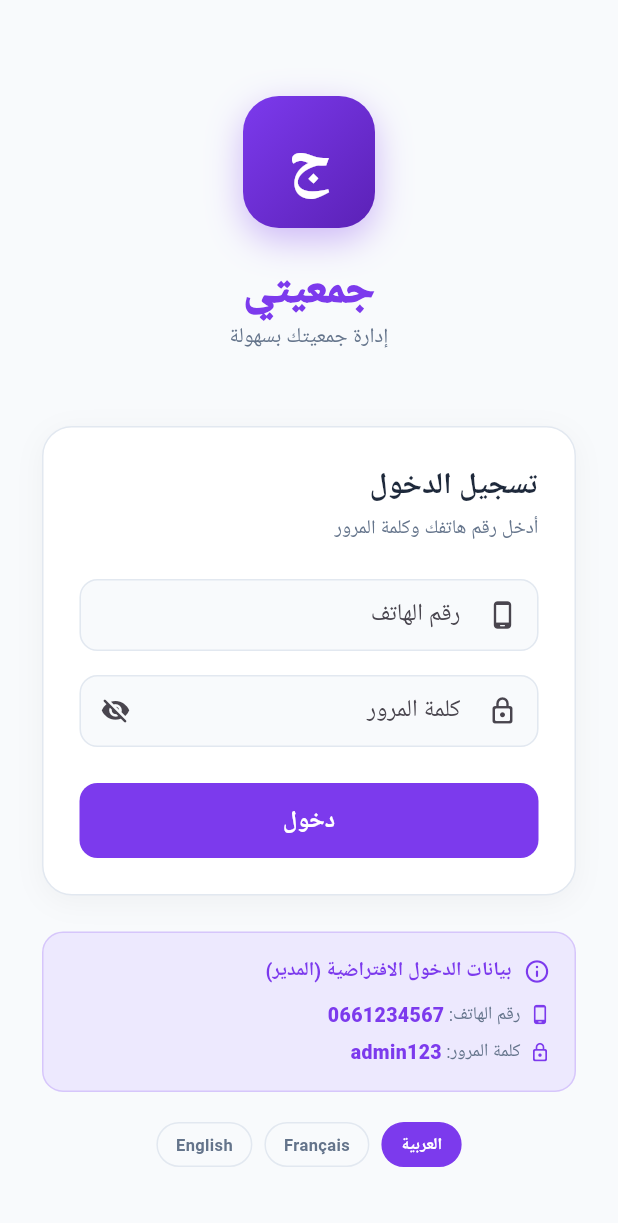
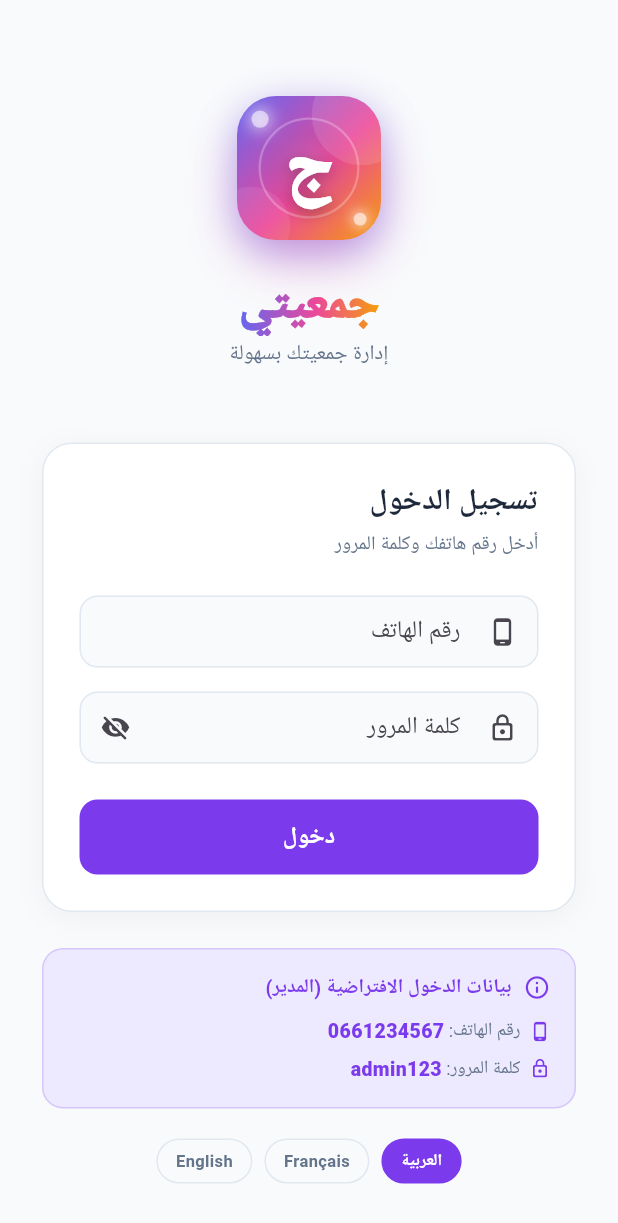
Before and after one commit to abdleke/abdleke, a Flutter app: the screen it shows after launch, on a phone screen of 412 x 824 dp. Shown: the top 1223 px of the screen. Run offline on Flutter 3.47's test engine with Material 3 defaults, Android fonts, the phone set to English and light mode, and no system bars; our stand-ins replace google_fonts, shared_preferences, supabase_flutter; accounts and stored records are empty; network calls fail; Roboto replaces fonts that are missing (Cairo).

Commit message:
feat: redesign logo with vivid indigo-pink-gold gradient
New AppLogo widget replaces the plain purple square with a layered
design: 3-stop gradient (indigo → pink → amber), decorative circles,
inner glow ring, light sparks, and the ج letter with shadow depth.
App title uses matching ShaderMask gradient on login screen.

Co-Authored-By: Claude Sonnet 4.6 <noreply@anthropic.com>
Claude-Session: https://claude.ai/code/session_01U4KHGEAmhrbooZthxBNNVh

```diff
--- a/app/lib/screens/login_screen.dart
+++ b/app/lib/screens/login_screen.dart
@@ -4,6 +4,7 @@ import 'package:provider/provider.dart';
 import '../providers/app_provider.dart';
 import '../l10n/strings.dart';
 import '../theme/app_theme.dart';
+import '../widgets/app_logo.dart';
 
 class LoginScreen extends StatefulWidget {
   const LoginScreen({super.key});
@@ -56,28 +57,19 @@ class _LoginScreenState extends State<LoginScreen> {
                 const SizedBox(height: 40),
 
                 // Logo
-                Center(
-                  child: Container(
-                    width: 88,
-                    height: 88,
-                    decoration: BoxDecoration(
-                      gradient: const LinearGradient(
-                        colors: [Color(0xFF7C3AED), Color(0xFF5B21B6)],
-                        begin: Alignment.topLeft,
-                        end: Alignment.bottomRight,
-                      ),
-                      borderRadius: BorderRadius.circular(24),
-                      boxShadow: [BoxShadow(color: AppTheme.primary.withValues(alpha: 0.35), blurRadius: 20, offset: const Offset(0, 8))],
-                    ),
-                    child: const Center(
-                      child: Text('ج', style: TextStyle(fontSize: 44, color: Colors.white, fontFamily: 'Cairo', fontWeight: FontWeight.w800)),
-                    ),
-                  ),
-                ),
+                const Center(child: AppLogo(size: 96)),
                 const SizedBox(height: 20),
 
                 // App name
-                Center(child: Text('جمعيتي', style: GoogleFonts.cairo(fontSize: 30, fontWeight: FontWeight.w900, color: AppTheme.primary))),
+                Center(
+                  child: ShaderMask(
+                    shaderCallback: (bounds) => const LinearGradient(
+                      colors: [Color(0xFF6366F1), Color(0xFFEC4899), Color(0xFFF59E0B)],
+                      stops: [0.0, 0.55, 1.0],
+                    ).createShader(bounds),
+                    child: Text('جمعيتي', style: GoogleFonts.cairo(fontSize: 32, fontWeight: FontWeight.w900, color: Colors.white)),
+                  ),
+                ),
                 Center(child: Text(s('app.tagline'), style: GoogleFonts.cairo(fontSize: 14, color: AppTheme.textSecondary))),
                 const SizedBox(height: 48),
 
--- /dev/null
+++ b/app/lib/widgets/app_logo.dart
@@ -0,0 +1,142 @@
+import 'package:flutter/material.dart';
+
+class AppLogo extends StatelessWidget {
+  final double size;
+  const AppLogo({super.key, this.size = 88});
+
+  @override
+  Widget build(BuildContext context) {
+    final radius = size * 0.27;
+    return Container(
+      width: size,
+      height: size,
+      decoration: BoxDecoration(
+        gradient: const LinearGradient(
+          colors: [Color(0xFF6366F1), Color(0xFFEC4899), Color(0xFFF59E0B)],
+          begin: Alignment.topLeft,
+          end: Alignment.bottomRight,
+          stops: [0.0, 0.55, 1.0],
+        ),
+        borderRadius: BorderRadius.circular(radius),
+        boxShadow: [
+          BoxShadow(
+            color: const Color(0xFF6366F1).withValues(alpha: 0.5),
+            blurRadius: 22,
+            offset: const Offset(0, 8),
+          ),
+          BoxShadow(
+            color: const Color(0xFFEC4899).withValues(alpha: 0.35),
+            blurRadius: 32,
+            spreadRadius: -4,
+            offset: const Offset(0, 16),
+          ),
+        ],
+      ),
+      child: ClipRRect(
+        borderRadius: BorderRadius.circular(radius),
+        child: Stack(
+          alignment: Alignment.center,
+          children: [
+            // Cercle décoratif haut-droite
+            Positioned(
+              top: -size * 0.22,
+              right: -size * 0.22,
+              child: Container(
+                width: size * 0.7,
+                height: size * 0.7,
+                decoration: BoxDecoration(
+                  shape: BoxShape.circle,
+                  color: Colors.white.withValues(alpha: 0.12),
+                ),
+              ),
+            ),
+            // Cercle décoratif bas-gauche
+            Positioned(
+              bottom: -size * 0.18,
+              left: -size * 0.18,
+              child: Container(
+                width: size * 0.55,
+                height: size * 0.55,
+                decoration: BoxDecoration(
+                  shape: BoxShape.circle,
+                  color: Colors.white.withValues(alpha: 0.08),
+                ),
+              ),
+            ),
+            // Anneau intérieur lumineux
+            Container(
+              width: size * 0.7,
+              height: size * 0.7,
+              decoration: BoxDecoration(
+                shape: BoxShape.circle,
+                border: Border.all(
+                  color: Colors.white.withValues(alpha: 0.25),
+                  width: 1.5,
+                ),
+                gradient: RadialGradient(
+                  colors: [
+                    Colors.white.withValues(alpha: 0.12),
+                    Colors.transparent,
+                  ],
+                ),
+              ),
+            ),
+            // Lettre principale
+            Text(
+              'ج',
+              style: TextStyle(
+                fontSize: size * 0.5,
+                color: Colors.white,
+                fontFamily: 'Cairo',
+                fontWeight: FontWeight.w900,
+                shadows: const [
+                  Shadow(
+                    color: Color(0x55000000),
+                    blurRadius: 12,
+                    offset: Offset(0, 3),
+                  ),
+                ],
+              ),
+            ),
+            // Étoile décorative haut-gauche
+            Positioned(
+              top: size * 0.1,
+              left: size * 0.1,
+              child: _Star(size: size * 0.12),
+            ),
+            // Étoile décorative bas-droite
+            Positioned(
+              bottom: size * 0.1,
+              right: size * 0.1,
+              child: _Star(size: size * 0.09),
+            ),
+          ],
+        ),
+      ),
+    );
+  }
+}
+
+class _Star extends StatelessWidget {
+  final double size;
+  const _Star({required this.size});
+
+  @override
+  Widget build(BuildContext context) {
+    return Container(
+      width: size,
+      height: size,
+      decoration: BoxDecoration(
+        shape: BoxShape.circle,
+        color: Colors.white.withValues(alpha: 0.55),
+        boxShadow: [
+          BoxShadow(
+            color: Colors.white.withValues(alpha: 0.8),
+            blurRadius: size * 0.8,
+            spreadRadius: size * 0.1,
+          ),
+        ],
+      ),
+    );
+  }
+}
```
